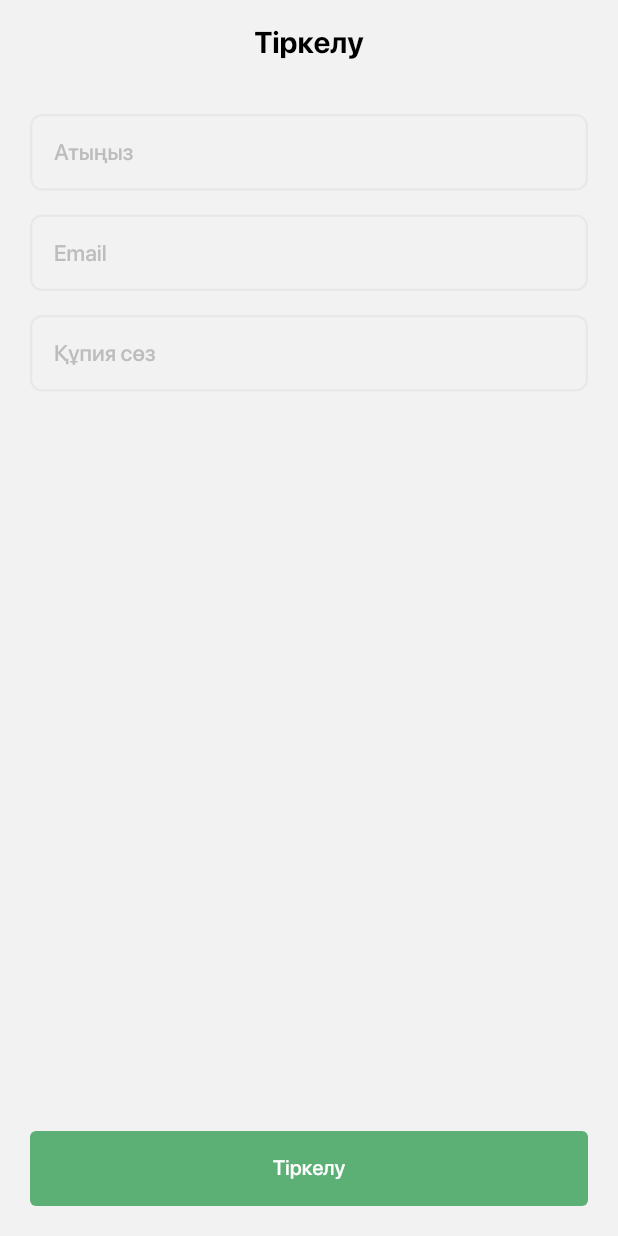
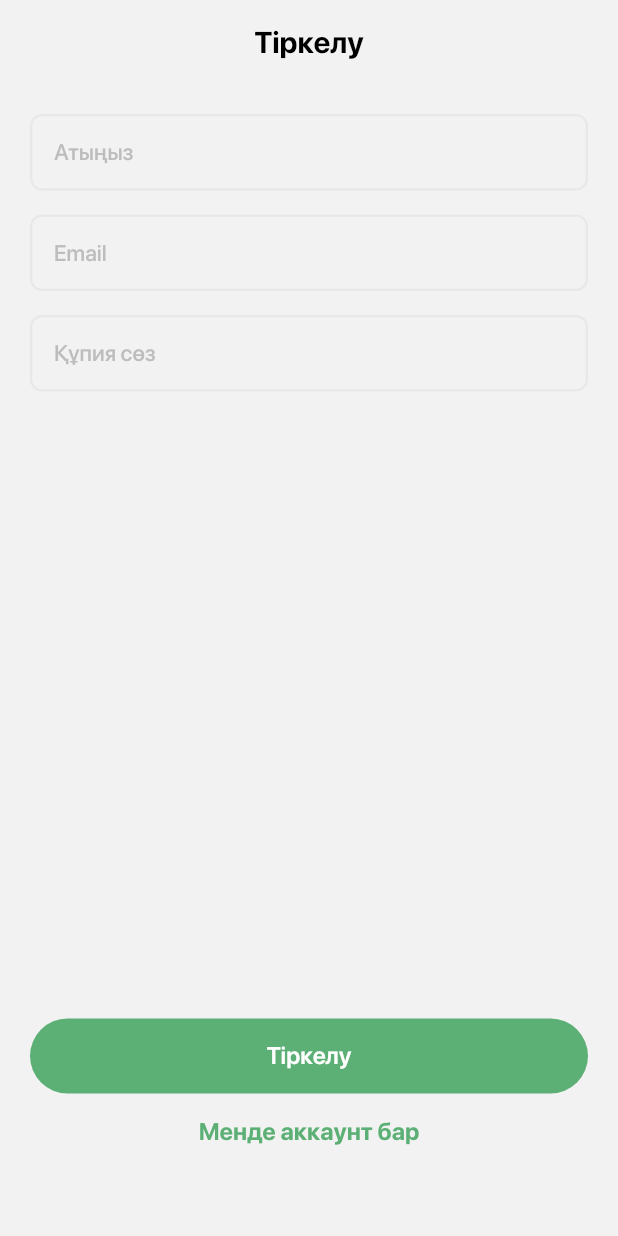
Before and after one commit to zhsrl/kun_todo_app, a Flutter app: the screen it shows after launch, on a phone screen of 412 x 824 dp. Run offline on Flutter 3.47's test engine with Material 2 defaults, Android fonts, the light colour scheme and no system bars; our stand-ins replace firebase_auth, firebase_core; accounts and stored records are empty; project files that could hold a hidden picture were left out.

Commit message:
pre logic SignUp with Firebase

```diff
--- a/lib/main.dart
+++ b/lib/main.dart
@@ -1,8 +1,13 @@
+import 'package:firebase_core/firebase_core.dart';
 import 'package:flutter/material.dart';
 import 'package:kun_todo_app/widgets/auth/sign_up.dart';
+import 'package:firebase_auth/firebase_auth.dart';
 
+import 'firebase_options.dart';
 
-void main() {
+void main() async {
+  WidgetsFlutterBinding.ensureInitialized();
+  await Firebase.initializeApp(options: DefaultFirebaseOptions.currentPlatform);
   runApp(const MyApp());
 }
 
@@ -11,14 +16,20 @@ class MyApp extends StatelessWidget {
 
   @override
   Widget build(BuildContext context) {
+    FirebaseAuth.instance.authStateChanges().listen((User? user) {
+      if (user == null) {
+        debugPrint('User is currently signed out!');
+      } else {
+        debugPrint('User is signed in!');
+      }
+    });
     return MaterialApp(
-      title: 'Flutter Demo',
-      theme: ThemeData(
-        appBarTheme: AppBarTheme(backgroundColor: Color.fromRGBO(242, 242, 242, 1)),
-        backgroundColor: Color.fromRGBO(242, 242, 242, 1),
-        fontFamily: 'SFProDisplay'
-      ),
-      home: SignUpWidget()
-    );
+        title: 'Flutter Demo',
+        theme: ThemeData(
+            appBarTheme:
+                AppBarTheme(backgroundColor: Color.fromRGBO(242, 242, 242, 1)),
+            backgroundColor: Color.fromRGBO(242, 242, 242, 1),
+            fontFamily: 'SFProDisplay'),
+        home: SignUpWidget());
   }
 }
--- a/lib/text.dart
+++ b/lib/text.dart
@@ -1,3 +1,5 @@
+import 'dart:ui';
+
 const signUp = 'Тіркелу';
 const signIn = 'Кіру';
 const name = 'Атыңыз';
@@ -5,3 +7,6 @@ const email = 'Email';
 const password = 'Құпия сөз';
 const show = 'Көрсету';
 const hide = 'Жасыру';
+const haveAccount = 'Менде аккаунт бар';
+
+const mainColor = Color(0xFF5DB075);
--- a/lib/widgets/auth/sign_up.dart
+++ b/lib/widgets/auth/sign_up.dart
@@ -1,6 +1,8 @@
 import 'package:flutter/material.dart';
 // ignore: library_prefixes
-import 'package:kun_todo_app/text.dart' as ConstText;
+import 'package:kun_todo_app/text.dart' as Consts;
+// ignore: unused_import
+import 'package:firebase_auth/firebase_auth.dart';
 
 class SignUpWidget extends StatefulWidget {
   const SignUpWidget({Key? key}) : super(key: key);
@@ -10,46 +12,27 @@ class SignUpWidget extends StatefulWidget {
 }
 
 class _SignUpWidgetState extends State<SignUpWidget> {
-
   @override
   Widget build(BuildContext context) {
     return Scaffold(
         backgroundColor: Color.fromRGBO(242, 242, 242, 1),
         appBar: AppBar(
-        title:const Text(
-          ConstText.signUp,
-          style: TextStyle(color: Colors.black, fontWeight: FontWeight.w700, fontSize: 20),),
+          title: const Text(
+            Consts.signUp,
+            style: TextStyle(
+                color: Colors.black, fontWeight: FontWeight.w700, fontSize: 20),
+          ),
           elevation: 0,
           centerTitle: true,
         ),
-
         body: Padding(
-        padding: const EdgeInsets.all(20.0),
+          padding: const EdgeInsets.fromLTRB(20, 20, 20, 60),
           child: Stack(
             children: [
               _SignUpFormWidget(),
-
-            Align(
-              alignment: Alignment.bottomCenter,
-              child: ElevatedButton(
-
-                onPressed: (){
-
-                },
-                child: Text(ConstText.signUp),
-
-                style: ElevatedButton.styleFrom(
-                  primary: Color(0xFF5DB075),
-                  elevation: 0,
-                  minimumSize: Size.fromHeight(50)
-            ),
-
-            ),
-        )
             ],
           ),
-      )
-    );
+        ));
   }
 }
 
@@ -61,6 +44,27 @@ class _SignUpFormWidget extends StatefulWidget {
 }
 
 class __SignUpFormWidgetState extends State<_SignUpFormWidget> {
+  final _nameController = TextEditingController();
+  final _emailController = TextEditingController();
+  final _passwordController = TextEditingController();
+
+  FirebaseAuth auth = FirebaseAuth.instance;
+
+  Future<void> signUpWithFirebase(String email, String password) async {
+    try {
+      UserCredential userCredential = await auth.createUserWithEmailAndPassword(
+          email: email, password: password);
+    } on FirebaseAuthException catch (e) {
+      if (e.code == 'weak-password') {
+        debugPrint('The password provided is too weak.');
+      } else if (e.code == 'email-already-in-use') {
+        debugPrint('The account already exists for that email.');
+      }
+    } catch (e) {
+      debugPrint(e.toString());
+    }
+  }
+
   @override
   Widget build(BuildContext context) {
     bool _obscureText = true;
@@ -68,92 +72,125 @@ class __SignUpFormWidgetState extends State<_SignUpFormWidget> {
     var nameInputDec = InputDecoration(
         isCollapsed: true,
         contentPadding: EdgeInsets.symmetric(horizontal: 16, vertical: 16),
-            hintText: ConstText.name,
-            hintStyle: TextStyle(fontSize: 15, fontWeight: FontWeight.w500, color: Color(0xFFBDBDBD)),
+        hintText: Consts.name,
+        hintStyle: TextStyle(
+            fontSize: 15,
+            fontWeight: FontWeight.w500,
+            color: Color(0xFFBDBDBD)),
         focusedBorder: OutlineInputBorder(
             borderRadius: BorderRadius.all(Radius.circular(8.0)),
             borderSide: BorderSide(color: Color(0xFF5DB075), width: 1.5)),
         enabledBorder: OutlineInputBorder(
             borderSide: BorderSide(color: Color(0xFFE8E8E8), width: 1.5),
-              borderRadius: BorderRadius.all(Radius.circular(8))
-            ),
+            borderRadius: BorderRadius.all(Radius.circular(8))),
         border: OutlineInputBorder(
             borderRadius: BorderRadius.all(Radius.circular(8))));
 
     var emailInputDec = InputDecoration(
         isCollapsed: true,
         contentPadding: EdgeInsets.symmetric(horizontal: 16, vertical: 16),
-            hintText: ConstText.email,
-            hintStyle: TextStyle(fontSize: 15, fontWeight: FontWeight.w500, color: Color(0xFFBDBDBD)),
+        hintText: Consts.email,
+        hintStyle: TextStyle(
+            fontSize: 15,
+            fontWeight: FontWeight.w500,
+            color: Color(0xFFBDBDBD)),
         focusedBorder: OutlineInputBorder(
             borderRadius: BorderRadius.all(Radius.circular(8.0)),
             borderSide: BorderSide(color: Color(0xFF5DB075), width: 1.5)),
         enabledBorder: OutlineInputBorder(
             borderSide: BorderSide(color: Color(0xFFE8E8E8), width: 1.5),
-              borderRadius: BorderRadius.all(Radius.circular(8))
-            ),
+            borderRadius: BorderRadius.all(Radius.circular(8))),
         border: OutlineInputBorder(
-              borderRadius: BorderRadius.all(Radius.circular(8))
-            ));
+            borderRadius: BorderRadius.all(Radius.circular(8))));
 
     var passwordInputDec = InputDecoration(
         isCollapsed: true,
         contentPadding: EdgeInsets.symmetric(horizontal: 16, vertical: 16),
-            hintText: ConstText.password,
-            hintStyle: TextStyle(fontSize: 15, fontWeight: FontWeight.w500, color: Color(0xFFBDBDBD)),
-
+        hintText: Consts.password,
+        hintStyle: TextStyle(
+            fontSize: 15,
+            fontWeight: FontWeight.w500,
+            color: Color(0xFFBDBDBD)),
         suffix: GestureDetector(
-              onTap: (){
+            onTap: () {
               setState(() {
                 _obscureText = !_obscureText;
               });
             },
-              child: Text(
-                ConstText.show,
-                style: TextStyle(
-                  color: Color(0xFF5DB075)))
-              ),
-
+            child:
+                Text(Consts.show, style: TextStyle(color: Color(0xFF5DB075)))),
         focusedBorder: OutlineInputBorder(
             borderRadius: BorderRadius.all(Radius.circular(8.0)),
             borderSide: BorderSide(color: Color(0xFF5DB075), width: 1.5)),
         enabledBorder: OutlineInputBorder(
             borderSide: BorderSide(color: Color(0xFFE8E8E8), width: 1.5),
-              borderRadius: BorderRadius.all(Radius.circular(8))
-            ),
-
+            borderRadius: BorderRadius.all(Radius.circular(8))),
         border: OutlineInputBorder(
-              borderRadius: BorderRadius.all(Radius.circular(8))
-            ));
-
+            borderRadius: BorderRadius.all(Radius.circular(8))));
 
     return Column(
+      mainAxisSize: MainAxisSize.max,
+      mainAxisAlignment: MainAxisAlignment.spaceBetween,
       children: [
-
+        Column(
+          children: [
             TextField(
-
+                controller: _nameController,
                 decoration: nameInputDec,
-          style: TextStyle(fontSize: 16, fontWeight: FontWeight.w600)
-        ),
-
+                style: TextStyle(fontSize: 16, fontWeight: FontWeight.w600)),
             SizedBox(height: 16),
-
             TextField(
+                controller: _emailController,
                 decoration: emailInputDec,
-          style: TextStyle(fontSize: 16, fontWeight: FontWeight.w600)
-        ),
-
+                style: TextStyle(fontSize: 16, fontWeight: FontWeight.w600)),
             SizedBox(height: 16),
-
             TextField(
+              controller: _passwordController,
               decoration: passwordInputDec,
               obscureText: _obscureText,
               enableSuggestions: false,
               autocorrect: false,
               style: TextStyle(fontSize: 16, fontWeight: FontWeight.w600),
             ),
+          ],
+        ),
+        Column(
+          children: [
+            ElevatedButton(
+                onPressed: () {
+                  var emailText = _emailController.text;
+                  var passwordText = _passwordController.text;
+                  signUpWithFirebase(emailText, passwordText);
+                },
+                child: Text(Consts.signUp,
+                    style:
+                        TextStyle(fontWeight: FontWeight.w600, fontSize: 16)),
+                style: ElevatedButton.styleFrom(
+                    primary: Color(0xFF5DB075),
+                    shadowColor: Colors.white,
+                    shape: RoundedRectangleBorder(
+                        borderRadius: BorderRadius.circular(30)),
+                    elevation: 0,
+                    minimumSize: Size.fromHeight(50))),
+            SizedBox(
+              height: 16,
+            ),
+            GestureDetector(
+              onTap: () {
+                final snackBar = SnackBar(
+                  content: Text('Snack'),
+                );
 
-
+                ScaffoldMessenger.of(context).showSnackBar(snackBar);
+              },
+              child: Text(Consts.haveAccount,
+                  style: TextStyle(
+                      fontWeight: FontWeight.bold,
+                      color: Consts.mainColor,
+                      fontSize: 16)),
+            )
+          ],
+        ),
       ],
     );
   }
--- a/pubspec.yaml
+++ b/pubspec.yaml
@@ -33,6 +33,8 @@ dependencies:
   # The following adds the Cupertino Icons font to your application.
   # Use with the CupertinoIcons class for iOS style icons.
   cupertino_icons: ^1.0.2
+  firebase_auth: ^3.3.8
+  firebase_core:
 
 dev_dependencies:
   flutter_test:
@@ -43,7 +45,7 @@ dev_dependencies:
   # activated in the `analysis_options.yaml` file located at the root of your
   # package. See that file for information about deactivating specific lint
   # rules and activating additional ones.
-  flutter_lints: ^1.0.0
+  flutter_lints: ^1.0.1
 
 # For information on the generic Dart part of this file, see the
 # following page: https://dart.dev/tools/pub/pubspec
```
Also changed, not shown: analysis_options.yaml (+21 -0 lines), lib/widgets/auth/sign_in.dart (added, +15 -0 lines), lib/firebase_options.dart (added), pubspec.lock, 11 other files. Lines whose indentation alone changed are shown as unchanged.
